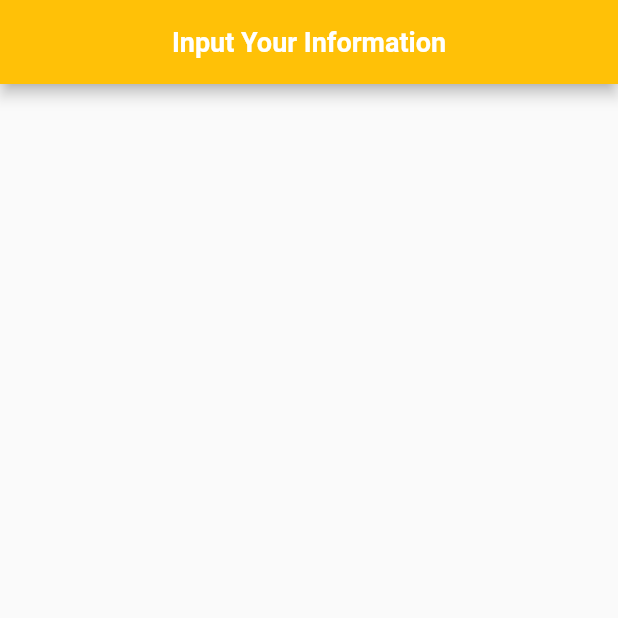
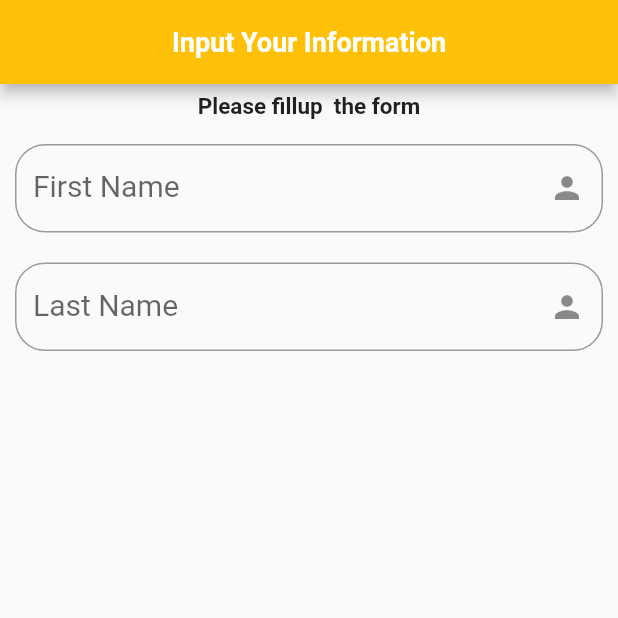
Before and after one commit to vatiza/Flutter_Widgets_Learning, a Flutter app: the screen it shows after launch, on a phone screen of 412 x 824 dp, the top half of it. Run offline on Flutter 3.47's test engine with Material 2 defaults, Android fonts, the light colour scheme and no system bars.

Commit message:
second text field added

```diff
--- a/lib/person.dart
+++ b/lib/person.dart
@@ -19,6 +19,56 @@ class _PersonFormState extends State<PersonForm> {
         backgroundColor: Colors.amber,
         centerTitle: true,
       ),
+      body: Column(
+        children: [
+          const SizedBox(
+            height: 30,
+            child: Center(
+              child: Text(
+                'Please fillup  the form',
+                style: TextStyle(fontWeight: FontWeight.bold, fontSize: 15),
+              ),
+            ),
+          ),
+          Column(
+            children: [
+              Padding(
+                padding: const EdgeInsets.all(10.0),
+                child: TextField(
+                  decoration: InputDecoration(
+
+                    hintText: 'Your First Name',
+                    label: const Text('First Name',style: TextStyle(fontSize: 20),),
+                    suffixIcon: const Icon(Icons.person),
+                    border: OutlineInputBorder(
+                      borderRadius: BorderRadius.circular(20.0),
+                    ),
+                  ),
+                ),
+              ),
+              Column(
+                children: [
+                  Padding(
+                padding: const EdgeInsets.all(10.0),
+                child: TextField(
+                  decoration: InputDecoration(
+
+                    hintText: 'Your Last Name',
+                    label: const Text('Last Name',style: TextStyle(fontSize: 20),),
+                    suffixIcon: const Icon(Icons.person),
+                    border: OutlineInputBorder(
+
+                      borderRadius: BorderRadius.circular(20.0),
+                    ),
+                  ),
+                ),
+              ),
+                ],
+              )
+            ],
+          ),
+        ],
+      ),
     );
   }
 }
```
